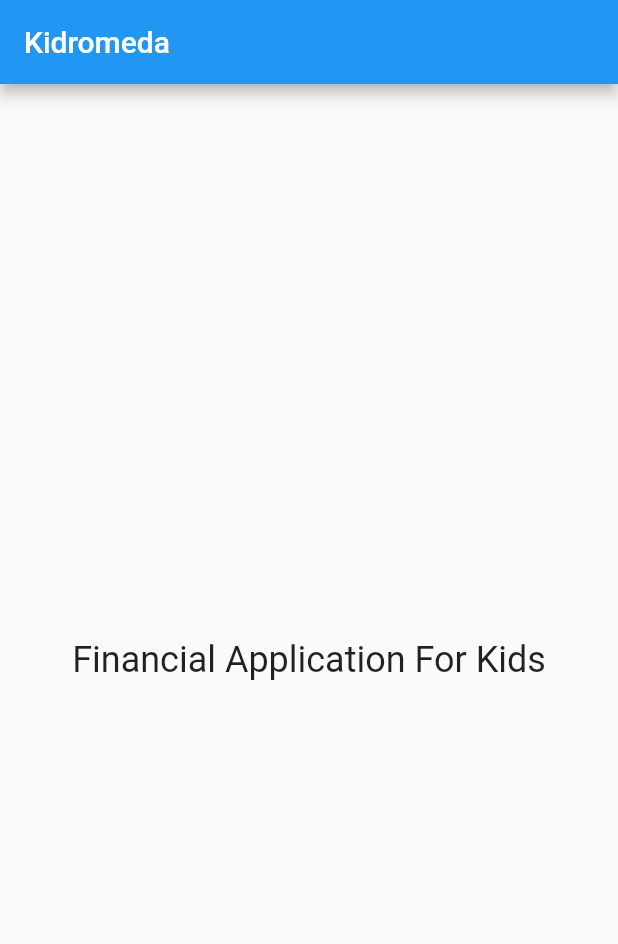
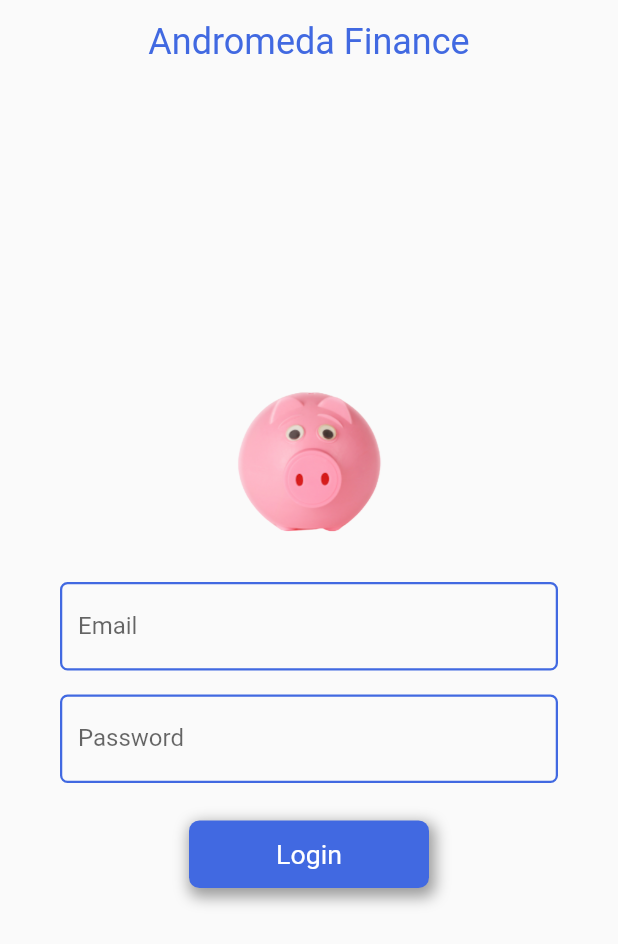
Before and after one commit to insertmike/andromeda-finance-paysafe, a Flutter app: the screen it shows after launch, on a phone screen of 412 x 824 dp. Shown: the top 944 px of the screen. Run offline on Flutter 3.47's test engine with Material 2 defaults, Android fonts, the phone set to English and light mode, and no system bars.

Commit message:
Added Login Page

```diff
--- /dev/null
+++ b/frontend/lib/config.dart
@@ -0,0 +1,7 @@
+import 'package:flutter/material.dart';
+
+const String API_SERVER_ADDRESS = 'API';
+const String REGISTER_PATH = '';
+const String LOGIN_PATH = '';
+final Color primaryColorConfig = Color(0xFF4169E1);
+final Color accentColorConfig = Colors.pink;
--- a/frontend/lib/main.dart
+++ b/frontend/lib/main.dart
@@ -1,34 +1,19 @@
 import 'package:flutter/material.dart';
+import './routes.dart';
+import './theme.dart';
 
 void main() => runApp(KidromedaApp());
-
 
 class KidromedaApp extends StatelessWidget {
   // This widget is the root of your application.
   @override
   Widget build(BuildContext context) {
     return MaterialApp(
-      title: 'Kidromeda',
-      theme: ThemeData(
-        primarySwatch: Colors.blue,
-        visualDensity: VisualDensity.adaptivePlatformDensity,
-      ),
-      home: Scaffold(
-      appBar: AppBar(
-        title: Text('Kidromeda'),
-      ),
-      body: Center(
-        child: Column(
-          mainAxisAlignment: MainAxisAlignment.center,
-          children: <Widget>[
-            Text(
-              'Financial Application For Kids',
-              style: Theme.of(context).textTheme.headline5,
-            ),
-          ],
-        ),
-      ),
-    ),
+      title: 'Health4Carers',
+      theme: AppTheme.theme,
+      routes: Routes.routes,
+      initialRoute: '/',
+      debugShowCheckedModeBanner: false,
     );
   }
 }
--- /dev/null
+++ b/frontend/lib/routes.dart
@@ -0,0 +1,8 @@
+import 'package:flutter/material.dart';
+import './screens/login_screen.dart';
+
+class Routes {
+  static Map<String, WidgetBuilder> routes = <String, WidgetBuilder>{
+    '/': (BuildContext context) => LoginScreen()
+  };
+}
--- /dev/null
+++ b/frontend/lib/screens/login_screen.dart
@@ -0,0 +1,50 @@
+import 'package:flutter/material.dart';
+import '../widgets/login_form.dart';
+
+class LoginScreen extends StatefulWidget {
+  static const routeName = '/login';
+
+  @override
+  _LoginScreenState createState() => _LoginScreenState();
+}
+
+class _LoginScreenState extends State<LoginScreen> {
+  @override
+  Widget build(BuildContext context) {
+    return Scaffold(
+        appBar: AppBar(
+          centerTitle: true,
+          backgroundColor: Colors.transparent,
+          title: Text(
+            'Andromeda Finance',
+            style: Theme.of(context).textTheme.headline5.copyWith(
+                  color: Theme.of(context).primaryColor,
+                ),
+          ),
+          iconTheme: IconThemeData(color: Theme.of(context).primaryColor),
+          elevation: 0,
+        ),
+        body: Center(
+          child: SingleChildScrollView(
+            child: Padding(
+                padding: const EdgeInsets.symmetric(horizontal: 40),
+                child: Column(
+                  crossAxisAlignment: CrossAxisAlignment.center,
+                  children: <Widget>[
+                    Image.asset(
+                      'assets/images/piggy_bank.png',
+                      height: 100,
+                    ),
+                    SizedBox(
+                      height: 30,
+                    ),
+                    LoginForm(),
+                    SizedBox(
+                      height: 30,
+                    ),
+                  ],
+                )),
+          ),
+        ));
+  }
+}
--- /dev/null
+++ b/frontend/lib/theme.dart
@@ -0,0 +1,34 @@
+import 'package:flutter/material.dart';
+import './config.dart';
+
+class AppTheme {
+  static final _themeBase = ThemeData(
+    primaryColor: primaryColorConfig,
+    accentColor: accentColorConfig,
+
+    /// Text
+    fontFamily: 'OpenSans',
+  );
+  static ThemeData get theme => _themeBase.copyWith(
+        textTheme: _textTheme,
+        inputDecorationTheme: _inputDecorationTheme,
+      );
+
+  static final InputDecorationTheme _inputDecorationTheme =
+      InputDecorationTheme(
+    enabledBorder: UnderlineInputBorder(
+      borderSide: BorderSide(
+        color: _themeBase.primaryColorLight,
+        width: 1,
+      ),
+    ),
+    focusedBorder: UnderlineInputBorder(
+      borderSide: BorderSide(
+        color: _themeBase.primaryColor,
+        width: 2,
+      ),
+    ),
+  );
+
+  static final TextTheme _textTheme = ThemeData.light().textTheme.copyWith();
+}
--- /dev/null
+++ b/frontend/lib/widgets/default_btn.dart
@@ -0,0 +1,27 @@
+import 'package:flutter/material.dart';
+
+Widget defaultBtn(BuildContext context, String text, {Color color}) {
+  return Container(
+    width: 160,
+    padding: EdgeInsets.symmetric(vertical: 12),
+    alignment: Alignment.center,
+    decoration: BoxDecoration(
+        borderRadius: BorderRadius.all(Radius.circular(7)),
+        boxShadow: <BoxShadow>[
+          BoxShadow(
+              color: Colors.black38,
+              offset: Offset(2, 4),
+              blurRadius: 8,
+              spreadRadius: 2)
+        ],
+        color: color == null ? Theme.of(context).primaryColor : color),
+    child: Text(
+      text,
+      style: TextStyle(
+        fontSize: 17.8,
+        color: Colors.white,
+      ),
+      textAlign: TextAlign.center,
+    ),
+  );
+}
--- /dev/null
+++ b/frontend/lib/widgets/login_form.dart
@@ -0,0 +1,89 @@
+import 'package:flutter/material.dart';
+import 'dart:convert';
+import './default_btn.dart';
+
+class LoginForm extends StatefulWidget {
+  @override
+  _LoginFormState createState() => _LoginFormState();
+}
+
+class _LoginFormState extends State<LoginForm> {
+  final GlobalKey<FormState> _formKey = GlobalKey<FormState>();
+  String _email;
+  String _password;
+
+  @override
+  Widget build(BuildContext context) {
+    return Form(
+      key: _formKey,
+      child: Column(
+        mainAxisAlignment: MainAxisAlignment.center,
+        crossAxisAlignment: CrossAxisAlignment.start,
+        children: <Widget>[
+          TextFormField(
+            decoration: InputDecoration(
+              border: new OutlineInputBorder(
+                  borderRadius: const BorderRadius.all(
+                const Radius.circular(0.0),
+              )),
+              focusedBorder: OutlineInputBorder(
+                borderRadius: BorderRadius.circular(0.0),
+                borderSide: BorderSide(
+                  color: Theme.of(context).accentColor,
+                ),
+              ),
+              enabledBorder: OutlineInputBorder(
+                borderRadius: BorderRadius.circular(5.0),
+                borderSide: BorderSide(
+                  color: Theme.of(context).primaryColor,
+                  width: 1.5,
+                ),
+              ),
+              labelText: 'Email',
+            ),
+            onChanged: (value) => _email = value,
+          ),
+          const SizedBox(height: 16.0),
+          TextFormField(
+            obscureText: true,
+            decoration: InputDecoration(
+              border: new OutlineInputBorder(
+                  borderRadius: const BorderRadius.all(
+                const Radius.circular(0.0),
+              )),
+              focusedBorder: OutlineInputBorder(
+                borderRadius: BorderRadius.circular(0.0),
+                borderSide: BorderSide(
+                  color: Theme.of(context).accentColor,
+                ),
+              ),
+              enabledBorder: OutlineInputBorder(
+                borderRadius: BorderRadius.circular(5.0),
+                borderSide: BorderSide(
+                  color: Theme.of(context).primaryColor,
+                  width: 1.5,
+                ),
+              ),
+              labelText: 'Password',
+            ),
+            onChanged: (value) => _password = value,
+            validator: (String value) => null,
+          ),
+          SizedBox(
+            height: 25,
+          ),
+          Center(
+            child: InkWell(
+              onTap: () {
+                _submit(context);
+              },
+              child: defaultBtn(context, 'Login'),
+            ),
+          ),
+        ],
+      ),
+    );
+  }
+
+  void _submit(BuildContext context) async {}
+}
--- a/frontend/pubspec.yaml
+++ b/frontend/pubspec.yaml
@@ -45,8 +45,8 @@ flutter:
   uses-material-design: true
 
   # To add assets to your application, add an assets section, like this:
-  # assets:
-  #   - images/a_dot_burr.jpeg
+  assets:
+     - assets/images/piggy_bank.png
   #   - images/a_dot_ham.jpeg
 
   # An image asset can refer to one or more resolution-specific "variants", see
```
Also changed, not shown: frontend/assets/images/piggy_bank.png (added).
